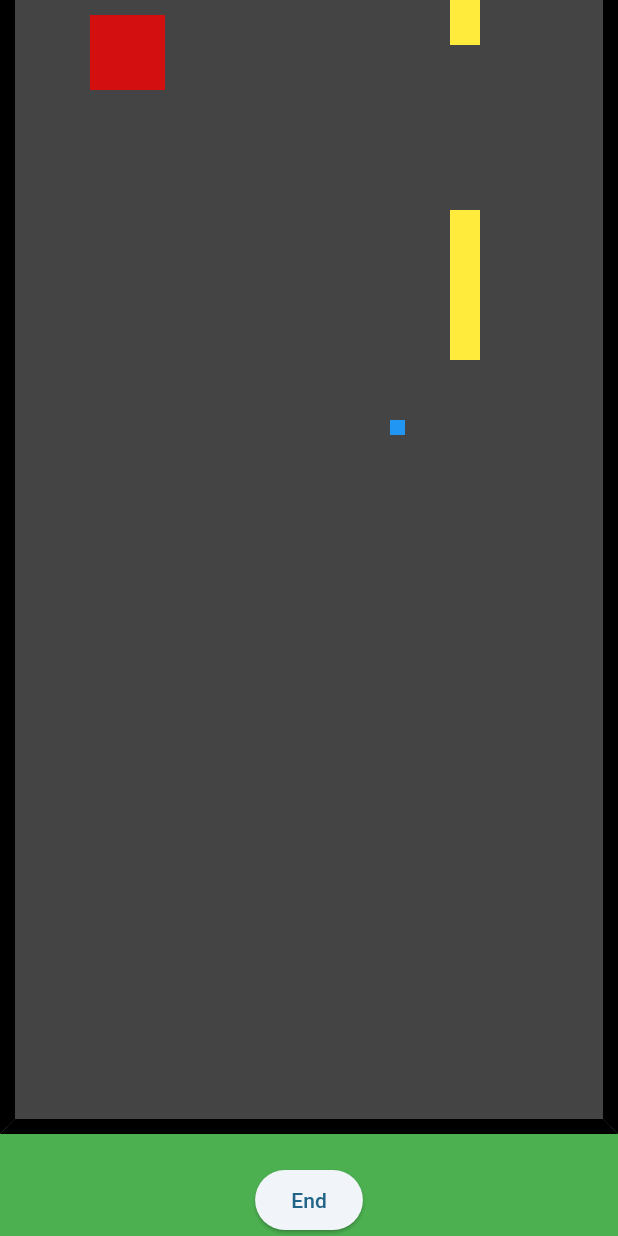
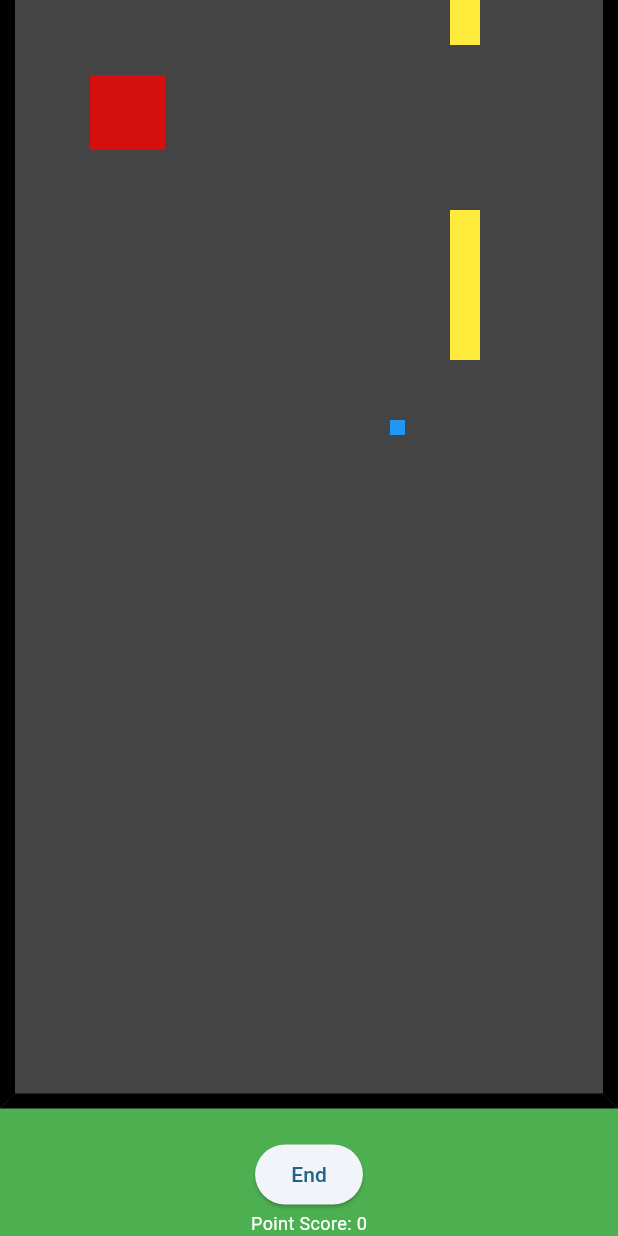
Before and after one commit to danielajgr/on-the-road-again, a Flutter app: the screen it shows after launch, after a tap on "Play", on a phone screen of 412 x 824 dp. Run offline on Flutter 3.47's test engine with Material 3 defaults, Android fonts, the phone set to English and light mode, and no system bars; our stand-ins replace sensors_plus.

Commit message:
Collisions work!

```diff
--- a/flutter_application_1/lib/game.dart
+++ b/flutter_application_1/lib/game.dart
@@ -27,7 +27,6 @@ class _GamePageState extends State<GamePage> {
 
   double _yAxis = 0.0;
   final _streamSubscriptions = <StreamSubscription<dynamic>>[];
-
 
 //median controller
   @override
@@ -59,6 +58,9 @@ class _GamePageState extends State<GamePage> {
         });
       }
     });
+    if (gameState.obstacle?.checkHit() == true) {
+      handleGameOver();
+    }
   }
 
   //end game
@@ -184,7 +186,11 @@ class _GamePageState extends State<GamePage> {
                   },
                   child: const Text('End'),
                 ),
-
+                // Display the points below the button
+                Text(
+                  'Point Score: $points',
+                  style: TextStyle(fontSize: 12, color: Colors.white),
+                ),
               ],
             ),
           ),
--- a/flutter_application_1/lib/objects/game_state.dart
+++ b/flutter_application_1/lib/objects/game_state.dart
@@ -84,7 +84,7 @@ class GameState {
   }
 
   void startObstacleMovement() {
-    obstacleTimer = Timer.periodic(Duration(seconds: 1), (timer) {
+    obstacleTimer = Timer.periodic(Duration(milliseconds: 200), (timer) {
       moveObstacle();
       checkIfHit();
     });
--- a/flutter_application_1/lib/widgets/car.dart
+++ b/flutter_application_1/lib/widgets/car.dart
@@ -93,11 +93,11 @@ class CarPainter extends CustomPainter {
     final roadLineColor = Paint()
       ..color = Colors.yellow
       ..style = PaintingStyle.fill;
-
+    /*
     final obstaclePaint = Paint()
       ..color = Colors.red
       ..style = PaintingStyle.fill;
-
+    */
     final carPos = state!.carPos;
     final a = Offset(carPos.x * cellSize, carPos.y * cellSize);
     final b = Offset((carPos.x + 1) * cellSize, (carPos.y + 1) * cellSize);
```
